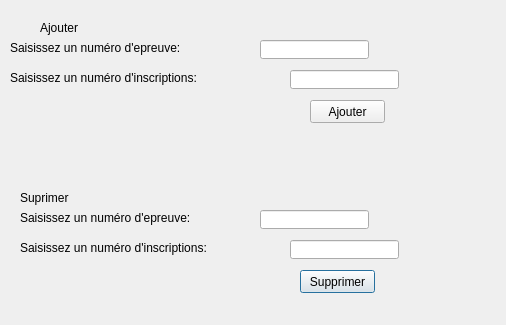
First picture: the form in gui/fct_comp_32.ui, repository wen9xin/s5BDProjt, before the edit.
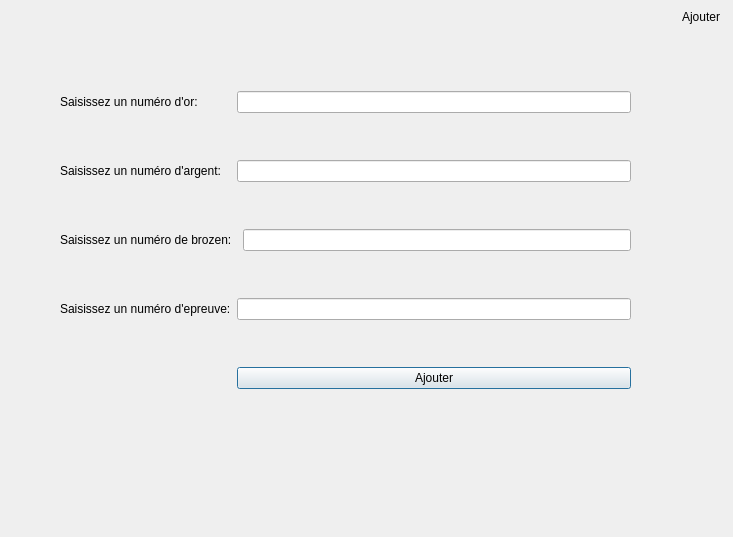
Second picture: the form after the edit.

Commit message: 3.1 窗口能正常打开了

What changed in the file:
```diff
--- a/gui/fct_comp_32.ui
+++ b/gui/fct_comp_32.ui
@@ -6,169 +6,100 @@
    <rect>
     <x>0</x>
     <y>0</y>
-    <width>506</width>
-    <height>325</height>
+    <width>733</width>
+    <height>537</height>
    </rect>
   </property>
   <property name="windowTitle">
    <string>3.1</string>
   </property>
-  <widget class="QLabel" name="label_3">
-   <property name="geometry">
-    <rect>
-     <x>10</x>
-     <y>70</y>
-     <width>261</width>
-     <height>16</height>
-    </rect>
-   </property>
-   <property name="text">
-    <string>Saisissez un numéro d'inscriptions:</string>
-   </property>
-  </widget>
-  <widget class="QLineEdit" name="a_in">
-   <property name="geometry">
-    <rect>
-     <x>290</x>
-     <y>70</y>
-     <width>109</width>
-     <height>19</height>
-    </rect>
-   </property>
-  </widget>
   <widget class="QLabel" name="label_4">
    <property name="geometry">
     <rect>
-     <x>20</x>
-     <y>190</y>
-     <width>71</width>
+     <x>682</x>
+     <y>9</y>
+     <width>42</width>
      <height>16</height>
     </rect>
    </property>
    <property name="text">
-    <string>Suprimer</string>
+    <string>Ajouter</string>
    </property>
   </widget>
-  <widget class="QLabel" name="label_5">
+  <widget class="QLabel" name="label_fct_comp_32">
    <property name="geometry">
     <rect>
-     <x>20</x>
-     <y>210</y>
-     <width>261</width>
+     <x>9</x>
+     <y>9</y>
+     <width>16</width>
      <height>16</height>
-    </rect>
-   </property>
-   <property name="text">
-    <string>Saisissez un numéro d'epreuve:</string>
-   </property>
-  </widget>
-  <widget class="QLabel" name="label_6">
-   <property name="geometry">
-    <rect>
-     <x>20</x>
-     <y>240</y>
-     <width>261</width>
-     <height>16</height>
-    </rect>
-   </property>
-   <property name="text">
-    <string>Saisissez un numéro d'inscriptions:</string>
-   </property>
-  </widget>
-  <widget class="QLineEdit" name="s_ep">
-   <property name="geometry">
-    <rect>
-     <x>260</x>
-     <y>210</y>
-     <width>109</width>
-     <height>19</height>
-    </rect>
-   </property>
-  </widget>
-  <widget class="QLineEdit" name="s_in">
-   <property name="geometry">
-    <rect>
-     <x>290</x>
-     <y>240</y>
-     <width>109</width>
-     <height>19</height>
-    </rect>
-   </property>
-  </widget>
-  <widget class="QPushButton" name="suppr">
-   <property name="geometry">
-    <rect>
-     <x>300</x>
-     <y>270</y>
-     <width>75</width>
-     <height>23</height>
-    </rect>
-   </property>
-   <property name="text">
-    <string>Supprimer</string>
-   </property>
-  </widget>
-  <widget class="QLabel" name="label_fct_comp_31">
-   <property name="geometry">
-    <rect>
-     <x>10</x>
-     <y>130</y>
-     <width>421</width>
-     <height>41</height>
     </rect>
    </property>
    <property name="text">
     <string/>
    </property>
-  </widget>
-  <widget class="QLineEdit" name="a_ep">
-   <property name="geometry">
-    <rect>
-     <x>260</x>
-     <y>40</y>
-     <width>109</width>
-     <height>19</height>
-    </rect>
+   <property name="alignment">
+    <set>Qt::AlignCenter</set>
    </property>
   </widget>
-  <widget class="QLabel" name="label">
+  <widget class="QWidget" name="">
    <property name="geometry">
     <rect>
-     <x>10</x>
-     <y>40</y>
-     <width>261</width>
-     <height>16</height>
+     <x>60</x>
+     <y>50</y>
+     <width>571</width>
+     <height>381</height>
     </rect>
    </property>
-   <property name="text">
-    <string>Saisissez un numéro d'epreuve:</string>
-   </property>
-  </widget>
-  <widget class="QPushButton" name="ajouter">
-   <property name="geometry">
-    <rect>
-     <x>310</x>
-     <y>100</y>
-     <width>75</width>
-     <height>23</height>
-    </rect>
-   </property>
-   <property name="text">
-    <string>Ajouter</string>
-   </property>
-  </widget>
-  <widget class="QLabel" name="label_2">
-   <property name="geometry">
-    <rect>
-     <x>40</x>
-     <y>20</y>
-     <width>53</width>
-     <height>16</height>
-    </rect>
-   </property>
-   <property name="text">
-    <string>Ajouter</string>
-   </property>
+   <layout class="QGridLayout" name="gridLayout">
+    <item row="0" column="0">
+     <widget class="QLabel" name="label_3">
+      <property name="text">
+       <string>Saisissez un numéro d'or:</string>
+      </property>
+     </widget>
+    </item>
+    <item row="0" column="1" colspan="2">
+     <widget class="QLineEdit" name="lineEdit__32_g"/>
+    </item>
+    <item row="1" column="0">
+     <widget class="QLabel" name="label_6">
+      <property name="text">
+       <string>Saisissez un numéro d'argent:</string>
+      </property>
+     </widget>
+    </item>
+    <item row="1" column="1" colspan="2">
+     <widget class="QLineEdit" name="lineEdit__32_b"/>
+    </item>
+    <item row="2" column="0" colspan="2">
+     <widget class="QLabel" name="label_5">
+      <property name="text">
+       <string>Saisissez un numéro de brozen:</string>
+      </property>
+     </widget>
+    </item>
+    <item row="2" column="2">
+     <widget class="QLineEdit" name="lineEdit__32_a"/>
+    </item>
+    <item row="3" column="0">
+     <widget class="QLabel" name="label_2">
+      <property name="text">
+       <string>Saisissez un numéro d'epreuve:</string>
+      </property>
+     </widget>
+    </item>
+    <item row="3" column="1" colspan="2">
+     <widget class="QLineEdit" name="lineEdit_32_a_ep"/>
+    </item>
+    <item row="4" column="1" colspan="2">
+     <widget class="QPushButton" name="pushButton">
+      <property name="text">
+       <string>Ajouter</string>
+      </property>
+     </widget>
+    </item>
+   </layout>
   </widget>
  </widget>
  <resources/>
```
Left out of the diff: 37 changed lines with no effect on the pictures. The commit also changes 4 other files.
